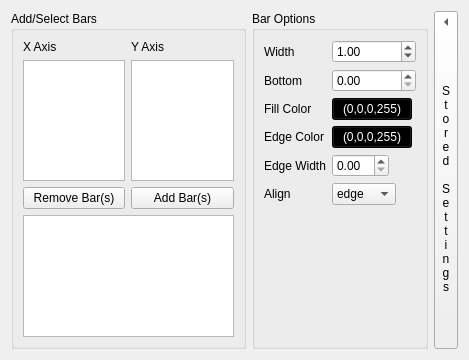
bbreslauer/PySciPlot, file src/ui/Ui_BarPlotBars.ui: the form before one commit.
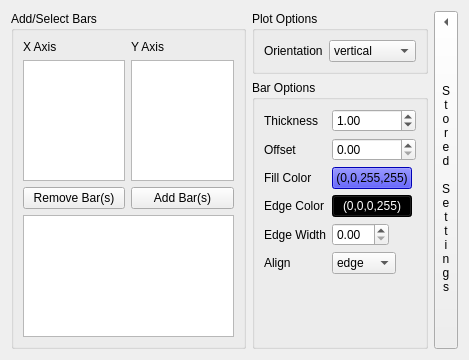
The form after the commit. Custom widgets are drawn as their Qt base class.

What changed in the file:
```diff
--- a/src/ui/Ui_BarPlotBars.ui
+++ b/src/ui/Ui_BarPlotBars.ui
@@ -196,7 +196,51 @@
     </widget>
    </item>
    <item>
+    <layout class="QVBoxLayout" name="verticalLayout">
+     <item>
+      <widget class="QGroupBox" name="groupBox">
+       <property name="sizePolicy">
+        <sizepolicy hsizetype="Preferred" vsizetype="Minimum">
+         <horstretch>0</horstretch>
+         <verstretch>0</verstretch>
+        </sizepolicy>
+       </property>
+       <property name="title">
+        <string>Plot Options</string>
+       </property>
+       <layout class="QFormLayout" name="formLayout">
+        <item row="0" column="0">
+         <widget class="QLabel" name="label_7">
+          <property name="text">
+           <string>Orientation</string>
+          </property>
+         </widget>
+        </item>
+        <item row="0" column="1">
+         <widget class="QComboBox" name="orientation">
+          <item>
+           <property name="text">
+            <string>vertical</string>
+           </property>
+          </item>
+          <item>
+           <property name="text">
+            <string>horizontal</string>
+           </property>
+          </item>
+         </widget>
+        </item>
+       </layout>
+      </widget>
+     </item>
+     <item>
     <widget class="QGroupBox" name="wavePairOptionsGroupBox">
+       <property name="sizePolicy">
+        <sizepolicy hsizetype="Preferred" vsizetype="Expanding">
+         <horstretch>0</horstretch>
+         <verstretch>0</verstretch>
+        </sizepolicy>
+       </property>
      <property name="title">
       <string>Bar Options</string>
      </property>
@@ -207,7 +251,7 @@
       <item row="0" column="0">
        <widget class="QLabel" name="label">
         <property name="text">
-         <string>Width</string>
+           <string>Thickness</string>
         </property>
        </widget>
       </item>
@@ -227,7 +271,7 @@
       <item row="1" column="0">
        <widget class="QLabel" name="label_2">
         <property name="text">
-         <string>Bottom</string>
+           <string>Offset</string>
         </property>
        </widget>
       </item>
@@ -260,11 +304,11 @@
          </size>
         </property>
         <property name="styleSheet">
-         <string notr="true">background-color: rgb(0, 0, 0);
-color: rgb(255, 255, 255);</string>
+           <string notr="true">background-color: rgb(0, 0, 255);
+color: rgb(0, 0, 0);</string>
         </property>
         <property name="text">
-         <string>(0,0,0,255)</string>
+           <string>(0,0,255,255)</string>
         </property>
        </widget>
       </item>
@@ -331,6 +375,8 @@
       </item>
      </layout>
     </widget>
+     </item>
+    </layout>
    </item>
    <item>
     <widget class="QStoredSettingsButton" name="storedSettingsButton">
```
Left out of the diff: 4 changed lines with no effect on the pictures. Lines whose indentation alone changed are shown as unchanged.
